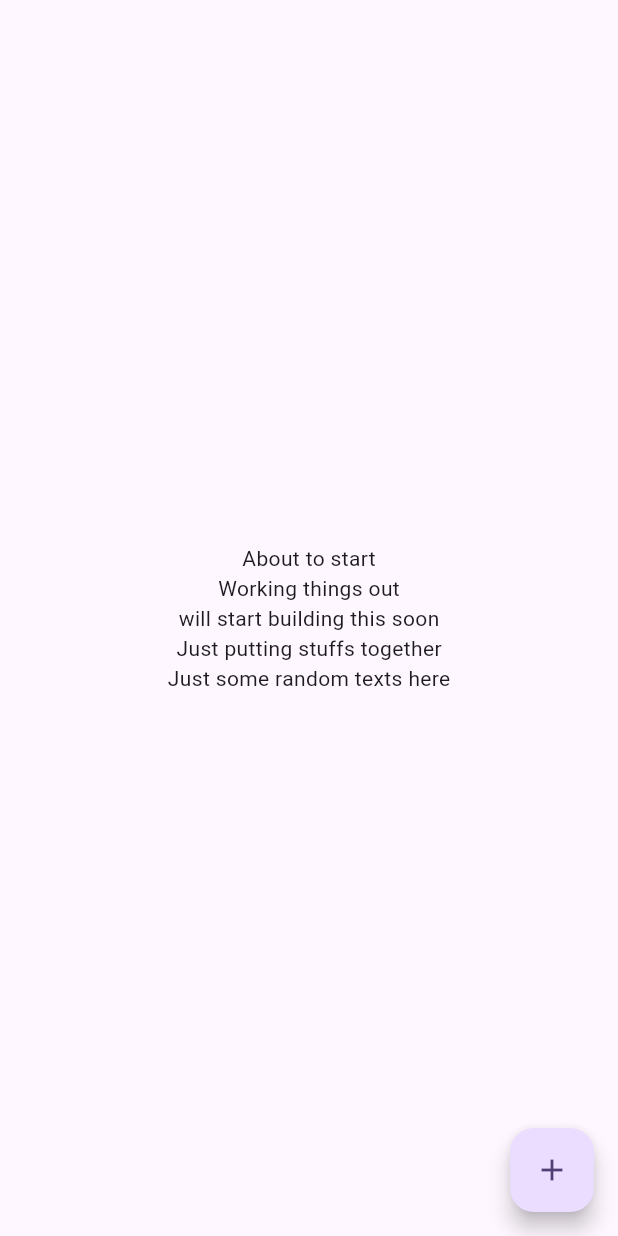
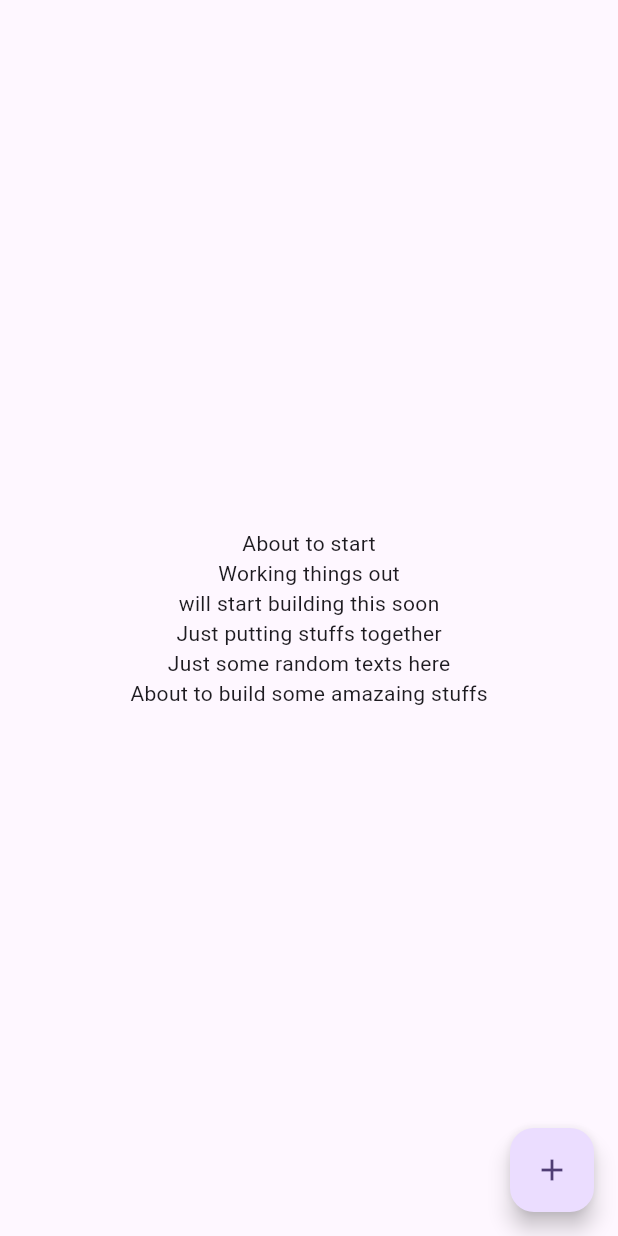
Before and after one commit to Juwonlo/ChatMe_App, a Flutter app: the screen it shows after launch, on a phone screen of 412 x 824 dp. Run offline on Flutter 3.47's test engine with Material 3 defaults, Android fonts, the phone set to English and light mode, and no system bars.

Commit message:
A random commit

```diff
--- a/lib/main.dart
+++ b/lib/main.dart
@@ -41,7 +41,8 @@ class _MyHomePageState extends State<MyHomePage> {
             Text('Working things out'),
             Text('will start building this soon'),
             Text("Just putting stuffs together"),
-            Text('Just some random texts here')
+            Text('Just some random texts here'),
+            Text('About to build some amazaing stuffs'),
 
           ],
         ),
```
